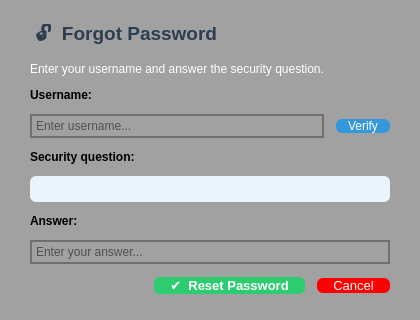
khoivnk25411e/Final-Project-Programming-Techniques, file ui/ForgotPasswordDialog.ui: the form before one commit.
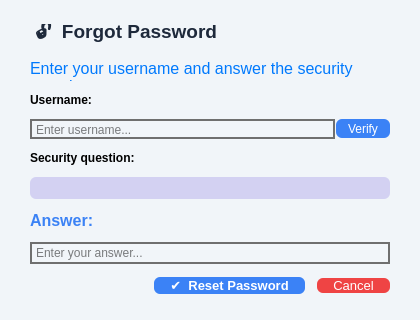
The form after the commit. Icons and pictures are not drawn.

Diff of the .ui file:
```diff
--- a/ui/ForgotPasswordDialog.ui
+++ b/ui/ForgotPasswordDialog.ui
@@ -30,7 +30,7 @@
     <normaloff>../images/changepass.png</normaloff>../images/changepass.png</iconset>
   </property>
   <property name="styleSheet">
-   <string notr="true">background-color: rgb(161, 161, 161);</string>
+   <string notr="true">background-color: #f1f5f9;</string>
   </property>
   <layout class="QVBoxLayout" name="verticalLayout">
    <property name="spacing">
@@ -54,12 +54,11 @@
       <font>
        <family>Arial</family>
        <pointsize>14</pointsize>
-       <weight>75</weight>
        <bold>true</bold>
       </font>
      </property>
      <property name="styleSheet">
-      <string notr="true">color: #2c3e50; margin-bottom: 4px;</string>
+      <string notr="true">color: #1e293b; margin-bottom: 4px;</string>
      </property>
      <property name="text">
       <string>🔓  Forgot Password</string>
@@ -68,17 +67,11 @@
    </item>
    <item>
     <widget class="QLabel" name="lblDesc">
-     <property name="font">
-      <font>
-       <pointsize>-1</pointsize>
-      </font>
-     </property>
      <property name="styleSheet">
-      <string notr="true">color: #7f8c8d; font-size: 12px;
-color: rgb(255, 255, 255);</string>
+      <string notr="true">color: #64748b; font-size: 12px; color: rgb(255, 255, 255);</string>
      </property>
      <property name="text">
-      <string>Enter your username and answer the security question.</string>
+      <string>&lt;html&gt;&lt;head/&gt;&lt;body&gt;&lt;p&gt;&lt;span style=&quot; font-size:12pt; color:#0079fd;&quot;&gt;Enter your username and answer the security question.&lt;/span&gt;&lt;/p&gt;&lt;/body&gt;&lt;/html&gt;</string>
      </property>
      <property name="wordWrap">
       <bool>true</bool>
@@ -98,8 +91,20 @@
    </item>
    <item>
     <layout class="QHBoxLayout" name="horizontalLayout">
+     <property name="spacing">
+      <number>1</number>
+     </property>
+     <property name="bottomMargin">
+      <number>0</number>
+     </property>
      <item>
       <widget class="QLineEdit" name="lineEditUsername">
+       <property name="minimumSize">
+        <size>
+         <width>0</width>
+         <height>20</height>
+        </size>
+       </property>
        <property name="styleSheet">
         <string notr="true">QLineEdit{
     border: 2px solid #6f6f6f; /* Độ dày, Kiểu, Màu */
@@ -115,13 +120,19 @@
      </item>
      <item>
       <widget class="QPushButton" name="btnVerifyUser">
+       <property name="minimumSize">
+        <size>
+         <width>0</width>
+         <height>19</height>
+        </size>
+       </property>
        <property name="styleSheet">
-        <string notr="true">QPushButton { 
-    background:#3498db; 
-    color:white; 
-    border-radius:6px; 
-    font-size:12px; 
-    padding: 0 12px; 
+        <string notr="true">QPushButton {
+    background:#3b82f6;
+    color:white;
+    border-radius:6px;
+    font-size:12px;
+    padding: 0 12px;
 }
 QPushButton:hover { 
     background:#2980b9; 
@@ -148,12 +159,8 @@
    <item>
     <widget class="QLabel" name="lblQuestionText">
      <property name="styleSheet">
-      <string notr="true">color: #2980b9; 
-font-style: italic; 
-font-size: 12px; 
-padding: 6px 10px; 
-background:#eaf4fd; 
-border-radius:6px;</string>
+      <string notr="true">color: #3b82f6; font-style: italic; font-size: 12px; padding: 6px 10px; background:#f0f7ff; border-radius:6px;
+background-color: rgb(211, 209, 242);</string>
      </property>
      <property name="text">
       <string/>
@@ -169,7 +176,7 @@
       <string notr="true">font-weight: bold; font-size: 12px;</string>
      </property>
      <property name="text">
-      <string>Answer:</string>
+      <string>&lt;html&gt;&lt;head/&gt;&lt;body&gt;&lt;p&gt;&lt;span style=&quot; font-size:12pt; color:#3b82f5;&quot;&gt;Answer:&lt;/span&gt;&lt;/p&gt;&lt;/body&gt;&lt;/html&gt;</string>
      </property>
     </widget>
    </item>
@@ -219,13 +226,13 @@
      <item>
       <widget class="QPushButton" name="btnConfirm">
        <property name="styleSheet">
-        <string notr="true">QPushButton { 
-    background:#2ecc71; 
-    color:white; 
+        <string notr="true">QPushButton {
+    background:#3b82f6;
+    color:white;
     border-radius:6px;
-    font-size:13px; 
-    font-weight:bold; 
-    padding: 0 16px; 
+    font-size:13px;
+    font-weight:bold;
+    padding: 0 16px;
 }
 QPushButton:hover { 
     background:#27ae60; 
@@ -239,12 +246,12 @@
      <item>
       <widget class="QPushButton" name="btnCancel">
        <property name="styleSheet">
-        <string notr="true">QPushButton { 
-    background:red; 
-    color:white; 
+        <string notr="true">QPushButton {
+    background: #ef4444;
+    color:white;
     border-radius:6px;
-    font-size:13px; 
-    padding: 0 16px; 
+    font-size:13px;
+    padding: 0 16px;
 }
 QPushButton:hover { 
     background:#d5dbdb; 
```
Left out of the diff: 48 changed lines with no effect on the pictures.
